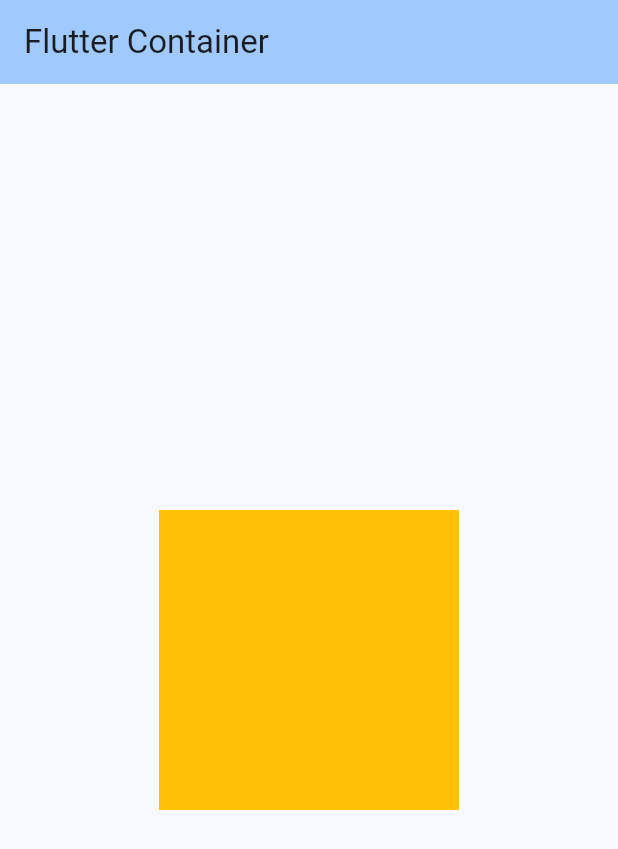
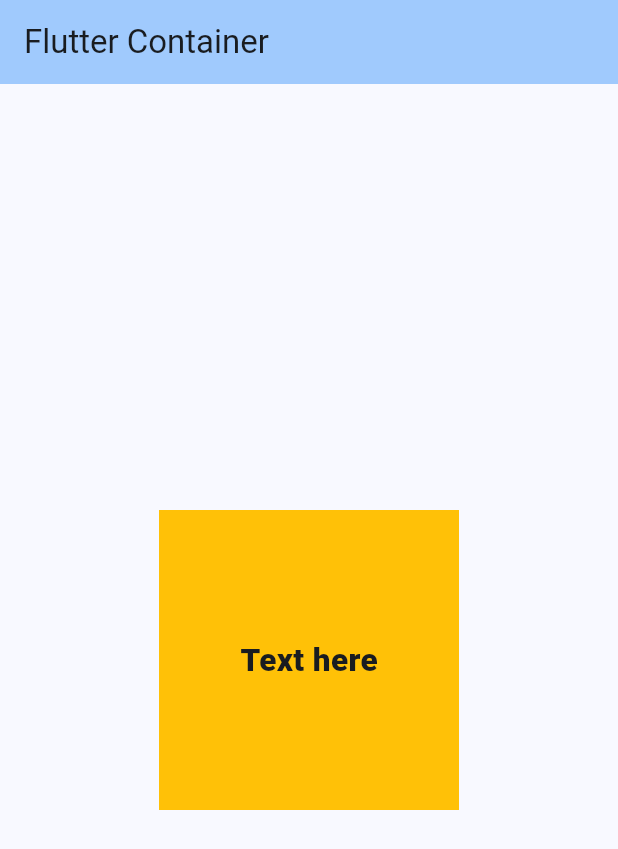
Before and after one commit to aleekashan/Flutter-, a Flutter app: the screen it shows after launch, on a phone screen of 412 x 824 dp. Shown: the top 849 px of the screen. Run offline on Flutter 3.47's test engine with Material 3 defaults, Android fonts, the phone set to English and light mode, and no system bars.

Commit message:
inkwell 2

```diff
--- a/lib/main.dart
+++ b/lib/main.dart
@@ -48,23 +48,36 @@ class _MyHomePageState extends State<MyHomePage> {
         ),
         body: Center(
           child: InkWell(
-          onTap: (){
+            onTap: () {
               print('Clicked');
-
             },
-          onDoubleTap: (){
+            onDoubleTap: () {
               print('Double tapped');
             },
-          onLongPress: (){
+            onLongPress: () {
               print('Long pressed');
             },
             child: Container(
               width: 200,
               height: 200,
               color: Colors.amber,
+              child: Center(
+                  child: InkWell(
+                    onTap:(){
+                      print('Text here clicked');
+                    },
+                      onLongPress: (){
+                      print('Text here long pressed');
+                      },
+                      onDoubleTap: (){
+                      print('Text here Double tapped');
+                      },
+                      child: Text(
+                "Text here",
+                style: TextStyle(fontSize: 21, fontWeight: FontWeight.w800),
+              ))),
             ),
           ),
-      )
-    );
+        ));
   }
 }
```
Lines whose indentation alone changed are shown as unchanged.
